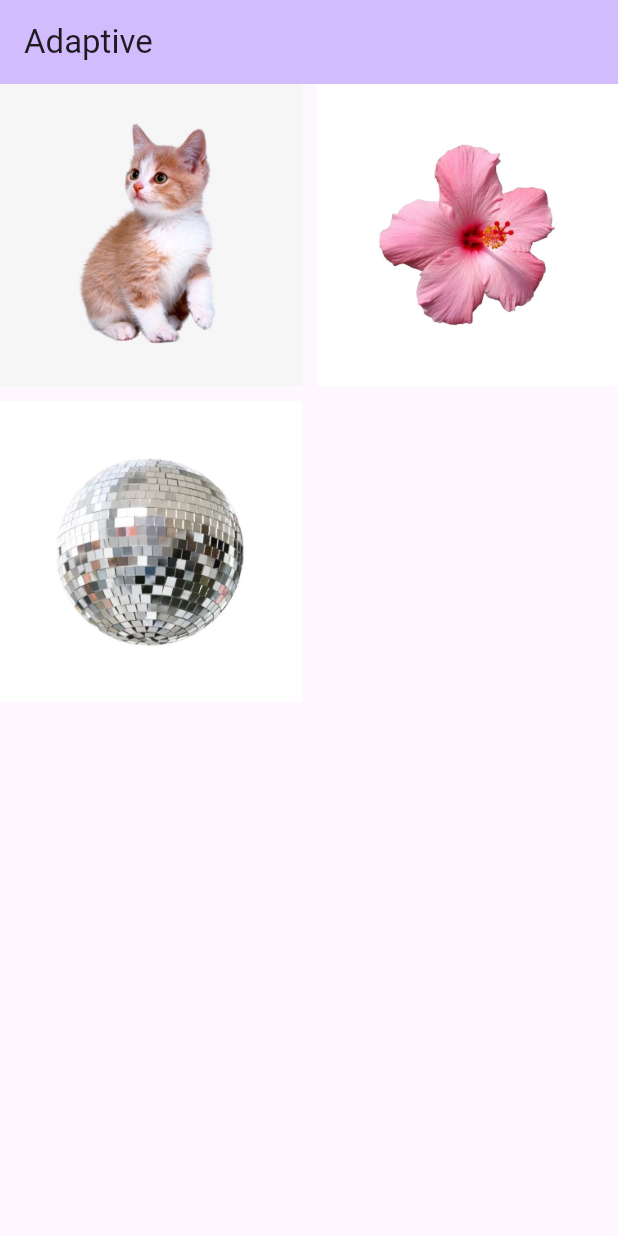
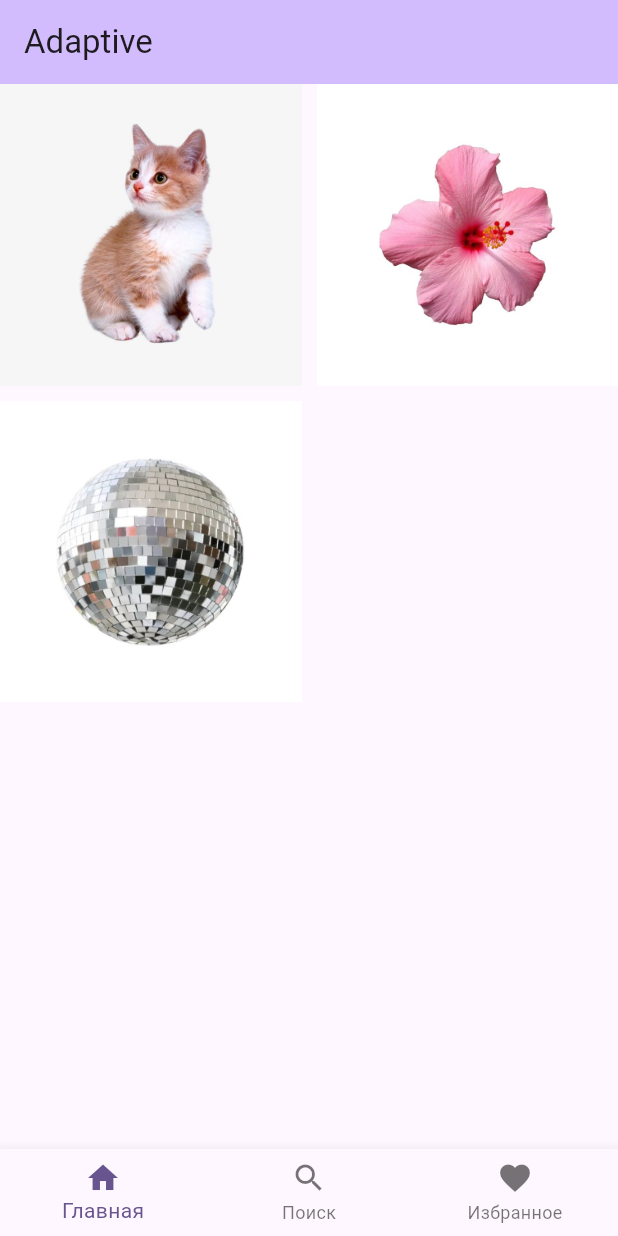
Before and after one commit to warja256/learning_flutter, a Flutter app: the screen it shows after launch, on a phone screen of 412 x 824 dp. Run offline on Flutter 3.47's test engine with Material 3 defaults, Android fonts, the light colour scheme and no system bars.

Commit message:
Сделан адаптив для горизонтального расположения телефона

```diff
--- a/lib/adaptive.dart
+++ b/lib/adaptive.dart
@@ -18,8 +18,10 @@ class _AdaptiveState extends State<Adaptive> {
         backgroundColor: Theme.of(context).colorScheme.inversePrimary,
         title: Text(widget.title),
       ),
-      body: SafeArea(
-        child: Column(
+      body: SafeArea(child: LayoutBuilder(builder: (context, constraits) {
+        final flag = constraits.maxHeight > constraits.maxWidth;
+        if (flag) {
+          return Column(
             children: [
               Expanded(
                 // ПРИМЕР РАБОТЫ GridView
@@ -28,7 +30,8 @@ class _AdaptiveState extends State<Adaptive> {
                     crossAxisCount: 2, // Количество столбцов
                     crossAxisSpacing: 10.0, // Отступ между столбцами
                     mainAxisSpacing: 10.0, // Отступ между строками
-                  childAspectRatio: 1.0, // Соотношение сторон (ширина / высота)
+                    childAspectRatio:
+                        1.0, // Соотношение сторон (ширина / высота)
                   ),
                   itemCount: 3, // Количество элементов
                   itemBuilder: (context, index) {
@@ -96,8 +99,89 @@ class _AdaptiveState extends State<Adaptive> {
                 ),
               ),
             ],
+          );
+        } else {
+          return Row(
+            children: [
+              Expanded(
+                // ПРИМЕР РАБОТЫ GridView
+                child: GridView.builder(
+                  gridDelegate: const SliverGridDelegateWithFixedCrossAxisCount(
+                    crossAxisCount: 3, // Количество столбцов
+                    crossAxisSpacing: 10.0, // Отступ между столбцами
+                    mainAxisSpacing: 10.0, // Отступ между строками
+                    childAspectRatio:
+                        1.0, // Соотношение сторон (ширина / высота)
+                  ),
+                  itemCount: 3, // Количество элементов
+                  itemBuilder: (context, index) {
+                    // Список изображений
+                    final images = [
+                      'asset/jpeg/kitten.jpeg',
+                      'asset/jpeg/flower.jpeg',
+                      'asset/jpeg/discoball.jpeg',
+                    ];
+                    return GestureDetector(
+                      onTap: () {
+                        showDialog(
+                          context: context,
+                          builder: (context) {
+                            return Dialog(
+                                child: Container(
+                              width: 200,
+                              height: 150,
+                              child: Column(
+                                mainAxisAlignment: MainAxisAlignment.center,
+                                children: [
+                                  SizedBox(
+                                    height: 20,
+                                  ),
+                                  Text(
+                                    'Вы нажали на фото!',
+                                    textAlign: TextAlign.center,
+                                    style: TextStyle(
+                                      color: CupertinoColors.black,
+                                      fontSize: 20,
                                     ),
                                   ),
+                                  SizedBox(
+                                    height: 25,
+                                  ),
+                                  Align(
+                                      alignment: Alignment.bottomRight,
+                                      child: Padding(
+                                        padding: EdgeInsets.only(right: 20),
+                                        child: GestureDetector(
+                                          onTap: () {
+                                            Navigator.of(context).pop();
+                                          },
+                                          child: Text(
+                                            'Закрыть',
+                                            style: TextStyle(
+                                              color: CupertinoColors.black,
+                                              fontSize: 16,
+                                            ),
+                                          ),
+                                        ),
+                                      ))
+                                ],
+                              ),
+                            ));
+                          },
+                        );
+                      },
+                      child: Image.asset(
+                        images[index],
+                        fit: BoxFit.cover,
+                      ),
+                    );
+                  },
+                ),
+              ),
+            ],
+          );
+        }
+      })),
     );
   }
 }
--- a/lib/main.dart
+++ b/lib/main.dart
@@ -16,7 +16,55 @@ class MyApp extends StatelessWidget {
         colorScheme: ColorScheme.fromSeed(seedColor: Colors.deepPurple),
         useMaterial3: true,
       ),
-      home: const Adaptive(title: 'Adaptive'),
+      home: const MyHomePage(),
     );
   }
 }
+
+class MyHomePage extends StatefulWidget {
+  const MyHomePage({super.key});
+
+  @override
+  State<MyHomePage> createState() => _MyHomePageState();
+}
+
+class _MyHomePageState extends State<MyHomePage> {
+  int _currentIndex = 0; // Текущий индекс вкладки
+
+  final List<Widget> _screens = [
+    const Adaptive(title: 'Adaptive'), // Основной экран
+    Center(child: Text('Экран 2')),
+    Center(child: Text('Экран 3')),
+  ];
+
+  void _onItemTapped(int index) {
+    setState(() {
+      _currentIndex = index; // Обновляем текущий индекс вкладки
+    });
+  }
+
+  @override
+  Widget build(BuildContext context) {
+    return Scaffold(
+      body: _screens[_currentIndex], // Отображаем текущий экран
+      bottomNavigationBar: BottomNavigationBar(
+        currentIndex: _currentIndex, // Устанавливаем текущий индекс вкладки
+        onTap: _onItemTapped, // Обработчик нажатия на вкладку
+        items: const <BottomNavigationBarItem>[
+          BottomNavigationBarItem(
+            icon: Icon(Icons.home),
+            label: 'Главная',
+          ),
+          BottomNavigationBarItem(
+            icon: Icon(Icons.search),
+            label: 'Поиск',
+          ),
+          BottomNavigationBarItem(
+            icon: Icon(Icons.favorite),
+            label: 'Избранное',
+          ),
+        ],
+      ),
+    );
+  }
+}
```
Also changed, not shown: lib/chooseImg.dart (added). Lines whose indentation alone changed are shown as unchanged.
